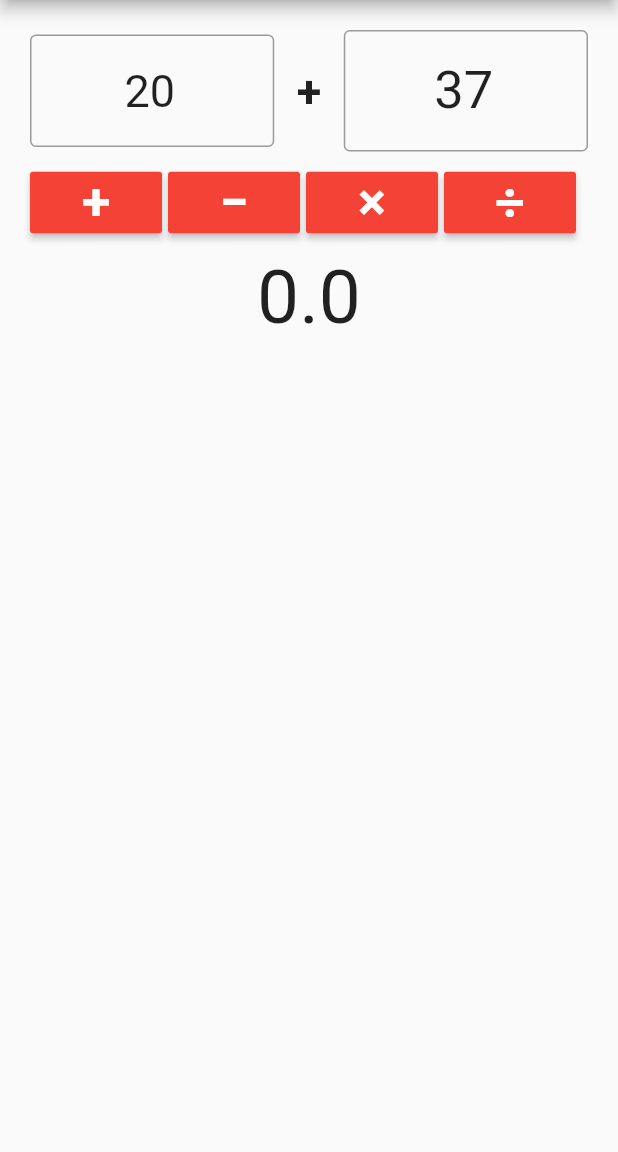
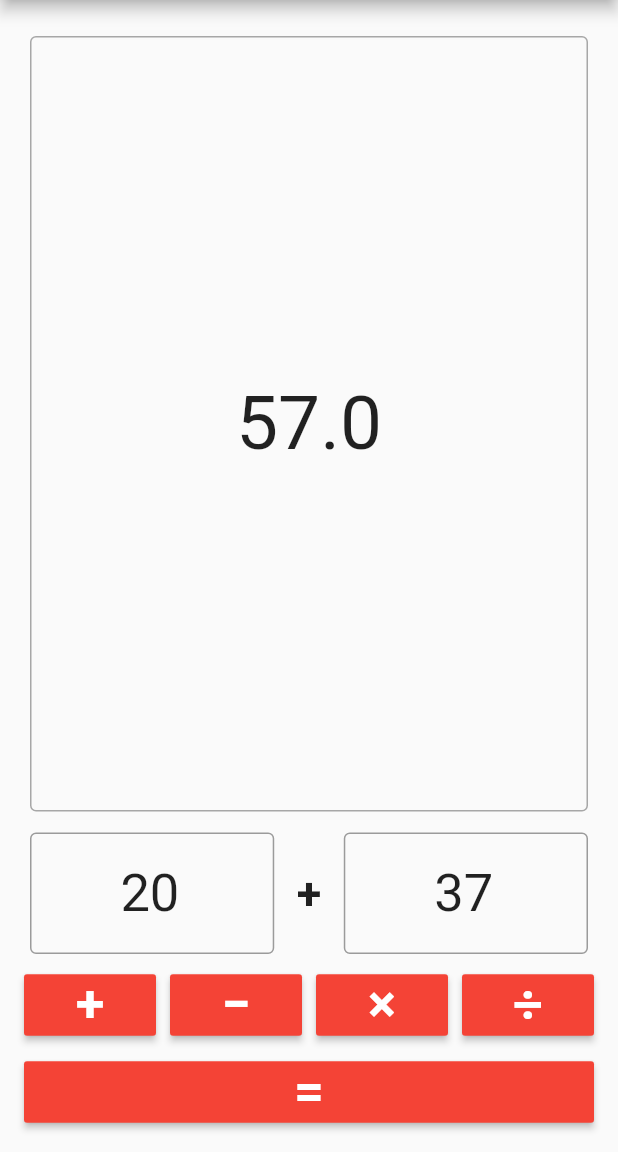
Before and after one commit to iamyajat/calculator-app, a Flutter app: the screen it shows after launch, on a phone screen of 412 x 824 dp, the part 84-1236 px from its top. Run offline on Flutter 3.47's test engine with Material 2 defaults, Android fonts, the phone set to English and light mode, and no system bars.

Commit message:
feat: output card added

```diff
--- a/lib/CalculatorPage.dart
+++ b/lib/CalculatorPage.dart
@@ -21,43 +21,50 @@ class _CalculatorPageState extends State<CalculatorPage> {
   TextEditingController n2 = new TextEditingController(text: "");
 
   _CalculatorPageState() {
-    n1 = new TextEditingController(text: "${random.nextInt(100)}");
-    n2 = new TextEditingController(text: "${random.nextInt(100)}");
+    num1 = random.nextInt(100);
+    num2 = random.nextInt(100);
+    n1 = new TextEditingController(text: "$num1");
+    n2 = new TextEditingController(text: "$num2");
+    answer = double.parse("${num1 + num2}");
   }
 
   void _add() {
     setState(() {
       sign = "+";
-      num1 = int.parse(n1.text);
-      num2 = int.parse(n2.text);
-      answer = double.parse("${num1 + num2}");
     });
   }
 
   void _subtract() {
     setState(() {
       sign = "−";
-      num1 = int.parse(n1.text);
-      num2 = int.parse(n2.text);
-      answer = double.parse("${num1 - num2}");
     });
   }
 
   void _multiply() {
     setState(() {
       sign = "×";
-      num1 = int.parse(n1.text);
-      num2 = int.parse(n2.text);
-      answer = double.parse("${num1 * num2}");
     });
   }
 
   void _divide() {
     setState(() {
       sign = "÷";
+    });
+  }
+
+  void _calculate() {
+    setState(() {
       num1 = int.parse(n1.text);
       num2 = int.parse(n2.text);
-      answer = double.parse("${num1 / num2}");
+      if (sign == "+") {
+        answer = double.parse("${num1 + num2}");
+      } else if (sign == "−") {
+        answer = double.parse("${num1 - num2}");
+      } else if (sign == "×") {
+        answer = double.parse("${num1 * num2}");
+      } else if (sign == "÷") {
+        answer = double.parse("${num1 / num2}");
+      }
     });
   }
 
@@ -65,6 +72,7 @@ class _CalculatorPageState extends State<CalculatorPage> {
   Widget build(BuildContext context) {
     return Scaffold(
       appBar: AppBar(
+        brightness: Brightness.dark,
         title: Center(
           child: Text(
             widget.title.toUpperCase(),
@@ -74,21 +82,50 @@ class _CalculatorPageState extends State<CalculatorPage> {
       ),
       body: Center(
         child: Padding(
-          padding: const EdgeInsets.all(20.0),
+          padding: const EdgeInsets.all(16.0),
           child: Column(
-            children: <Widget>[
+            crossAxisAlignment: CrossAxisAlignment.stretch,
+            children: [
+              Flexible(
+                child: Padding(
+                  padding: const EdgeInsets.fromLTRB(0, 4.0, 0, 10.0),
+                  child: Card(
+                    shape: RoundedRectangleBorder(
+                      borderRadius: BorderRadius.circular(4),
+                      side: BorderSide(
+                        color: Colors.grey.withOpacity(0.9),
+                        width: 1,
+                      ),
+                    ),
+                    color: Colors.transparent,
+                    elevation: 0,
+                    child: Center(
+                      child: Padding(
+                        padding: const EdgeInsets.all(15.0),
+                        child: Text(
+                          "$answer",
+                          textAlign: TextAlign.center,
+                          style: TextStyle(
+                            fontSize: 50,
+                          ),
+                        ),
+                      ),
+                    ),
+                  ),
+                ),
+              ),
               Row(
                 children: [
                   Flexible(
                     child: Padding(
-                      padding: const EdgeInsets.fromLTRB(0, 0, 10.0, 0),
+                      padding: const EdgeInsets.fromLTRB(4.0, 0, 10.0, 0),
                       child: TextFormField(
                         keyboardType: TextInputType.number,
                         decoration: InputDecoration(
                             border: OutlineInputBorder(), hintText: '0'),
                         textAlign: TextAlign.center,
                         style: TextStyle(
-                          fontSize: 30,
+                          fontSize: 35,
                         ),
                         controller: n1,
                       ),
@@ -106,7 +143,7 @@ class _CalculatorPageState extends State<CalculatorPage> {
                   ),
                   Flexible(
                     child: Padding(
-                      padding: const EdgeInsets.fromLTRB(10.0, 0, 0, 0),
+                      padding: const EdgeInsets.fromLTRB(10.0, 0, 4.0, 0),
                       child: TextFormField(
                         keyboardType: TextInputType.number,
                         decoration: InputDecoration(
@@ -122,6 +159,7 @@ class _CalculatorPageState extends State<CalculatorPage> {
                 ],
               ),
               Row(
+                mainAxisAlignment: MainAxisAlignment.spaceBetween,
                 children: [
                   Flexible(
                     child: Padding(
@@ -193,11 +231,17 @@ class _CalculatorPageState extends State<CalculatorPage> {
                   ),
                 ],
               ),
-              Text(
-                "$answer",
-                style: TextStyle(
-                  fontSize: 50,
+              MaterialButton(
+                child: Text(
+                  "=",
+                  style: TextStyle(
+                    color: Colors.white,
+                    fontSize: 35,
+                    fontWeight: FontWeight.bold,
+                  ),
                 ),
+                color: Colors.red,
+                onPressed: _calculate,
               ),
             ],
           ),
```
